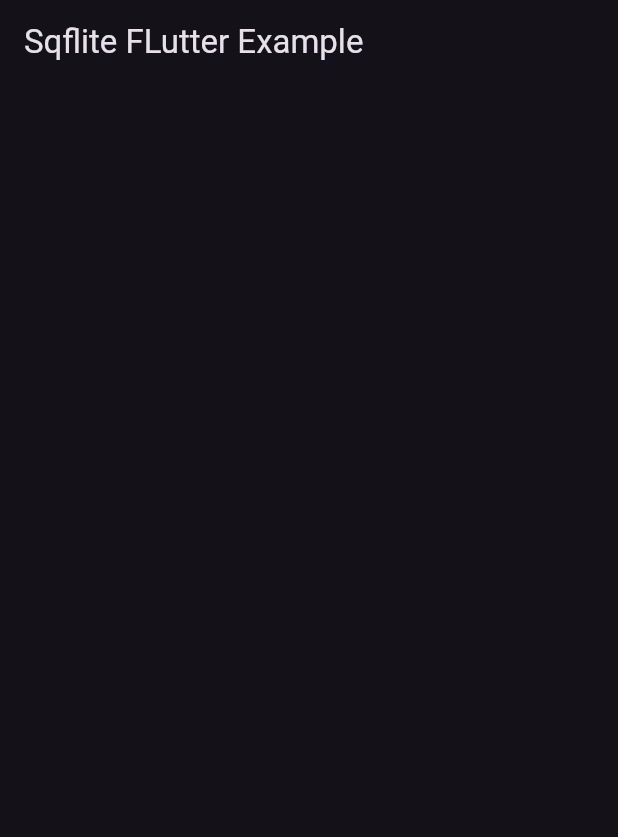
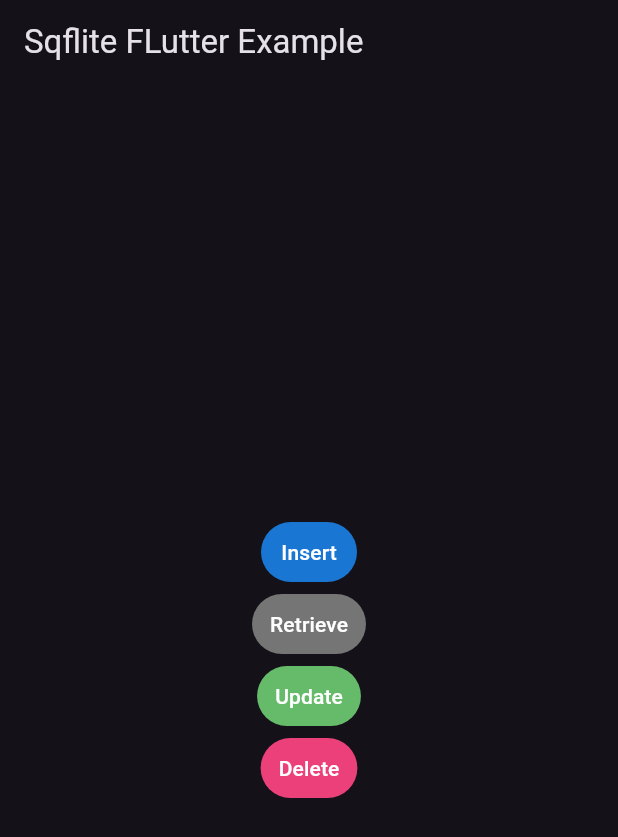
Before and after one commit to hinaabbaskhan/sqflite-flutter-tutorial, a Flutter app: the screen it shows after launch, on a phone screen of 412 x 824 dp. Shown: the top 837 px of the screen. Run offline on Flutter 3.47's test engine with Material 3 defaults, Android fonts, the phone set to English and light mode, and no system bars; our stand-ins replace sqflite; accounts and stored records are empty.

Commit message:
implement ui

```diff
--- a/lib/main.dart
+++ b/lib/main.dart
@@ -3,6 +3,8 @@
 void main() => runApp(MyApp());
 
 class MyApp extends StatelessWidget {
+  const MyApp({super.key});
+
   Widget build(BuildContext context) {
     return MaterialApp(
       theme: ThemeData.dark(),
@@ -25,6 +27,51 @@
       appBar: AppBar(
         title: const Text('Sqflite FLutter Example'),
       ),
+      body: Center(
+          child: Column(
+        mainAxisAlignment: MainAxisAlignment.center,
+        children: [
+          //This is Insert Button
+          TextButton(
+            onPressed: () async {
+            },
+            style: TextButton.styleFrom(
+                backgroundColor: Colors.blue[700],
+                foregroundColor: Colors.white),
+            child: const Text('Insert'),
+          ),
+          //This is Retrieve Button
+          TextButton(
+            onPressed: () async {
+            },
+            style: TextButton.styleFrom(
+                backgroundColor: Colors.grey[600],
+                foregroundColor: Colors.white),
+            child: const Text('Retrieve'),
+          ),
+          // This is Update Button
+          TextButton(
+            onPressed: () async {
+              //call update method
+            },
+            style: TextButton.styleFrom(
+                backgroundColor: Colors.green[400],
+                foregroundColor: Colors.white),
+            child: const Text('Update'),
+          ),
+
+          // This is Delete Button
+          TextButton(
+            onPressed: () async {
+              //call delete method
+            },
+            style: TextButton.styleFrom(
+                backgroundColor: Colors.pink[400],
+                foregroundColor: Colors.white),
+            child: const Text('Delete'),
+          ),
+        ],
+      )),
     );
   }
 }
```
